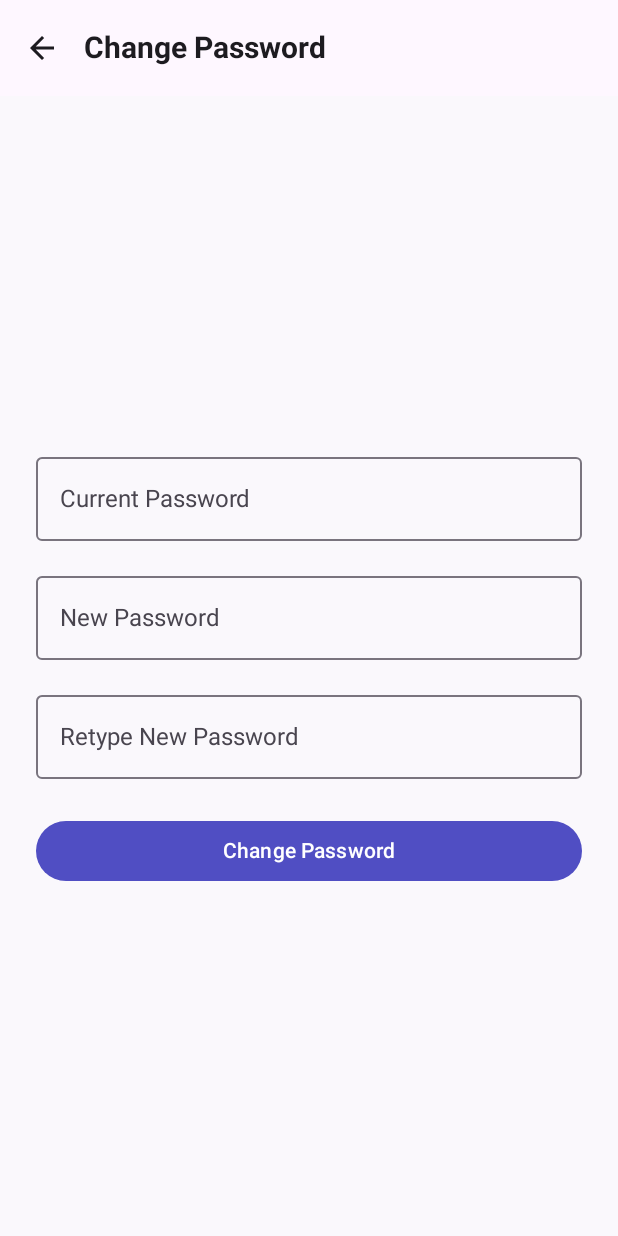
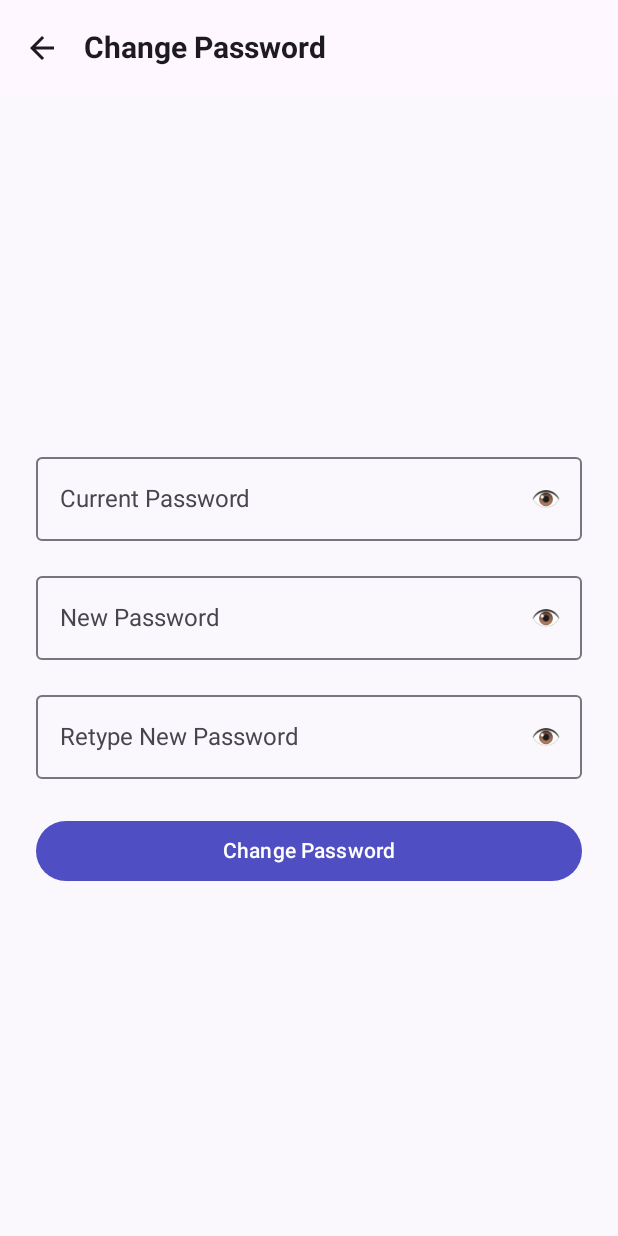
Before and after one commit to mostafaahosseini/note-taking-android-app, an Android app built with Jetpack Compose: the ChangePasswordScreen screen opened through its navigation route, on a phone screen of 412 x 824 dp. Run offline under Robolectric (Android 15) with nearby library versions, the phone set to English and light mode, and no system bars; our stand-ins replace Dagger/Hilt's generated code.

Commit message:
eye button

```diff
--- a/app/build.gradle.kts
+++ b/app/build.gradle.kts
@@ -55,6 +55,7 @@ dependencies {
     implementation("androidx.compose.material3:material3")
     implementation("androidx.compose.material:material") // Added for BorderStroke, etc.
     implementation("androidx.compose.foundation:foundation") // Added for border, PasswordVisualTransformation, etc.
+    implementation("androidx.compose.material:material-icons-extended") // icons like Visibility/VisibilityOff
     debugImplementation("androidx.compose.ui:ui-tooling")
     androidTestImplementation("androidx.compose.ui:ui-test-junit4")
     debugImplementation("androidx.compose.ui:ui-test-manifest")
--- a/app/src/main/java/com/example/simple_note_test/ui/screens/ChangePasswordScreen.kt
+++ b/app/src/main/java/com/example/simple_note_test/ui/screens/ChangePasswordScreen.kt
@@ -1,6 +1,5 @@
 package com.example.simple_note_test.ui.screens
 
-import androidx.compose.foundation.clickable
 import androidx.compose.foundation.layout.*
 import androidx.compose.foundation.text.KeyboardOptions
 import androidx.compose.material.icons.Icons
@@ -13,6 +12,7 @@ import androidx.compose.ui.graphics.Color
 import androidx.compose.ui.text.font.FontWeight
 import androidx.compose.ui.text.input.KeyboardType
 import androidx.compose.ui.text.input.PasswordVisualTransformation
+import androidx.compose.ui.text.input.VisualTransformation
 import androidx.compose.ui.text.style.TextAlign
 import androidx.compose.ui.unit.dp
 import androidx.compose.ui.unit.sp
@@ -31,6 +31,11 @@ fun ChangePasswordScreen(navController: NavController) {
     var currentPassword by remember { mutableStateOf("") }
     var newPassword by remember { mutableStateOf("") }
     var retypePassword by remember { mutableStateOf("") }
+
+    // visibility state for each password field
+    var showCurrent by remember { mutableStateOf(false) }
+    var showNew by remember { mutableStateOf(false) }
+    var showRetype by remember { mutableStateOf(false) }
 
     var showError by remember { mutableStateOf(false) }
     var errorMessage by remember { mutableStateOf("") }
@@ -75,27 +80,42 @@ fun ChangePasswordScreen(navController: NavController) {
                 value = currentPassword,
                 onValueChange = { currentPassword = it },
                 label = { Text("Current Password") },
-                visualTransformation = PasswordVisualTransformation(),
+                visualTransformation = if (showCurrent) VisualTransformation.None else PasswordVisualTransformation(),
                 keyboardOptions = KeyboardOptions(keyboardType = KeyboardType.Password),
-                modifier = Modifier.fillMaxWidth()
+                modifier = Modifier.fillMaxWidth(),
+                trailingIcon = {
+                    IconButton(onClick = { showCurrent = !showCurrent }) {
+                        Text(if (showCurrent) "🙈" else "👁️")
+                    }
+                }
             )
             Spacer(modifier = Modifier.height(16.dp))
             OutlinedTextField(
                 value = newPassword,
                 onValueChange = { newPassword = it },
                 label = { Text("New Password") },
-                visualTransformation = PasswordVisualTransformation(),
+                visualTransformation = if (showNew) VisualTransformation.None else PasswordVisualTransformation(),
                 keyboardOptions = KeyboardOptions(keyboardType = KeyboardType.Password),
-                modifier = Modifier.fillMaxWidth()
+                modifier = Modifier.fillMaxWidth(),
+                trailingIcon = {
+                    IconButton(onClick = { showNew = !showNew }) {
+                        Text(if (showNew) "🙈" else "👁️")
+                    }
+                }
             )
             Spacer(modifier = Modifier.height(16.dp))
             OutlinedTextField(
                 value = retypePassword,
                 onValueChange = { retypePassword = it },
                 label = { Text("Retype New Password") },
-                visualTransformation = PasswordVisualTransformation(),
+                visualTransformation = if (showRetype) VisualTransformation.None else PasswordVisualTransformation(),
                 keyboardOptions = KeyboardOptions(keyboardType = KeyboardType.Password),
-                modifier = Modifier.fillMaxWidth()
+                modifier = Modifier.fillMaxWidth(),
+                trailingIcon = {
+                    IconButton(onClick = { showRetype = !showRetype }) {
+                        Text(if (showRetype) "🙈" else "👁️")
+                    }
+                }
             )
             Spacer(modifier = Modifier.height(24.dp))
             Button(
```
Also changed, not shown: app/src/main/java/com/example/simple_note_test/ui/widgets/NotesTextField.kt (+20 -3 lines).
